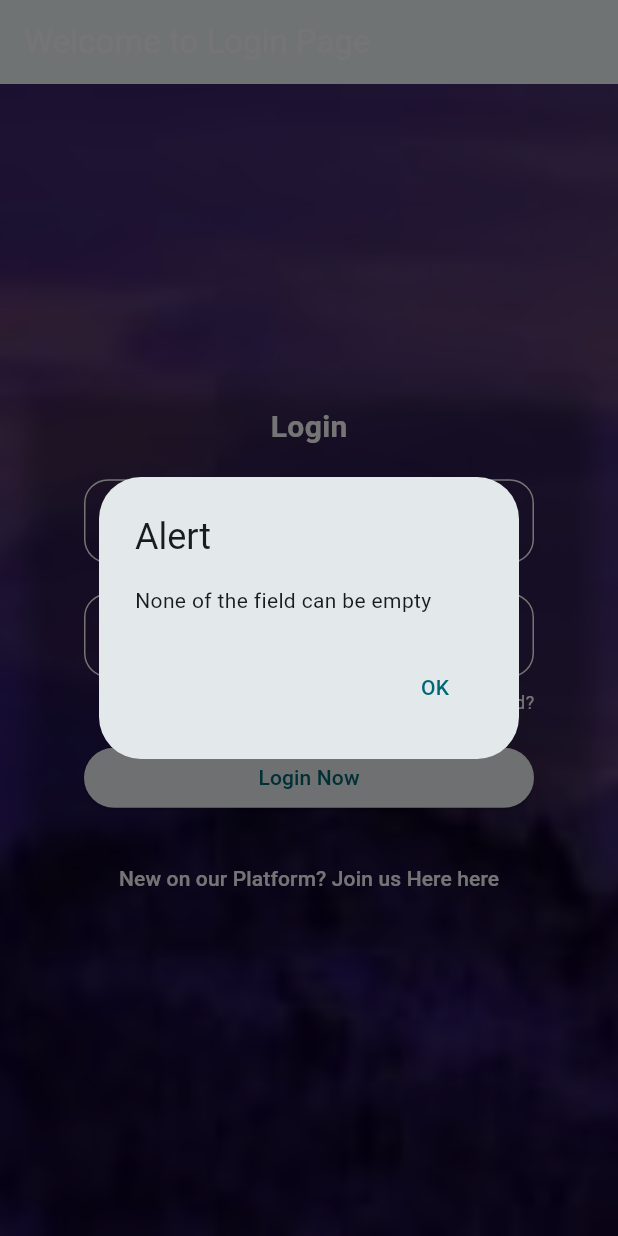
After one commit to khubaibhusain45/SignUp-UI-Flutter, a Flutter app: the screen it shows after launch, after a tap on "Already have an account? Login here", after a tap on "Login Now", on a phone screen of 412 x 824 dp. The commit adds this screen. Run offline on Flutter 3.47's test engine with Material 3 defaults, Android fonts, the phone set to English and light mode, and no system bars.

Commit message:
Release: v1.1.0

```diff
--- /dev/null
+++ b/lib/login_screen.dart
@@ -0,0 +1,187 @@
+import 'package:flutter/material.dart';
+import 'package:signup_ui/main.dart';
+
+var email = TextEditingController();
+var password = TextEditingController();
+
+class LoginScreen extends StatelessWidget {
+  const LoginScreen({super.key});
+
+  @override
+  Widget build(BuildContext context) {
+    return Scaffold(
+      appBar: AppBar(
+        title: const Text(
+          'Welcome to Login Page',
+          style: TextStyle(color: Colors.white),
+        ),
+      ),
+      body: Stack(
+        fit: StackFit.expand, // makes image cover entire screen
+        children: [
+          // Background Image
+          Image.asset(
+            'assets/images/m.jpg', // your image path
+            fit: BoxFit.cover, // scale image to cover
+          ),
+          // Semi-transparent overlay (optional, to make text more readable)
+          Container(color: Colors.black.withOpacity(0.4)),
+          // Main Login Card
+          Center(
+            child: Container(
+              height: 390,
+              width: 450,
+              margin: EdgeInsets.all(12),
+              child: Card(
+                elevation: 6,
+                color: Colors.transparent,
+                child: Column(
+                  mainAxisAlignment: MainAxisAlignment.center,
+                  children: [
+                    Text(
+                      "Login",
+                      style: TextStyle(
+                        fontSize: 20,
+                        fontWeight: FontWeight.bold,
+                        color: Colors.white,
+                      ),
+                    ),
+                    SizedBox(height: 20),
+                    Container(
+                      width: 300,
+                      child: TextField(
+                        style: TextStyle(color: Colors.white),
+                        decoration: InputDecoration(
+                          focusedBorder: OutlineInputBorder(
+                            borderRadius: BorderRadius.circular(16),
+                            borderSide: BorderSide(
+                              color: Colors.white,
+                              width: 4,
+                            ),
+                          ),
+                          enabledBorder: OutlineInputBorder(
+                            borderSide: BorderSide(
+                              color: Colors.white,
+                              width: 1,
+                            ),
+                            borderRadius: BorderRadius.circular(16),
+                          ),
+                          labelText: "Enter Email",
+                          labelStyle: TextStyle(color: Colors.white),
+                          suffixIconColor: Colors.white,
+                          suffixIcon: Icon(Icons.email),
+                        ),
+                        keyboardType: TextInputType.emailAddress,
+                        controller: email,
+                      ),
+                    ),
+                    SizedBox(height: 20),
+                    Container(
+                      width: 300,
+                      child: TextField(
+                        style: TextStyle(color: Colors.white),
+                        decoration: InputDecoration(
+                          focusedBorder: OutlineInputBorder(
+                            borderRadius: BorderRadius.circular(16),
+                            borderSide: BorderSide(
+                              color: Colors.white,
+                              width: 4,
+                            ),
+                          ),
+                          enabledBorder: OutlineInputBorder(
+                            borderSide: BorderSide(
+                              color: Colors.white,
+                              width: 1,
+                            ),
+                            borderRadius: BorderRadius.circular(16),
+                          ),
+                          labelText: "Password",
+                          labelStyle: TextStyle(color: Colors.white),
+                          suffixIconColor: Colors.white,
+                          suffixIcon: Icon(Icons.password),
+                        ),
+                        obscuringCharacter: '*',
+                        obscureText: true,
+                        controller: password,
+                      ),
+                    ),
+                    SizedBox(height: 8),
+                    Padding(
+                      padding: const EdgeInsets.only(left: 200),
+                      child: InkWell(
+                        child: Text(
+                          "Forgot Password?",
+                          style: TextStyle(fontSize: 12, color: Colors.white),
+                        ),
+                        onTap: () {},
+                      ),
+                    ),
+                    SizedBox(height: 18),
+                    Container(
+                      width: 300,
+                      child: ElevatedButton(
+                        onPressed: () {
+                          String mail = email.text.toString();
+                          String pass = password.text.toString();
+
+                          if (mail.isEmpty || pass.isEmpty) {
+                            showDialog(
+                              context: context,
+                              builder: (context) => AlertDialog(
+                                title: const Text('Alert'),
+                                content: const Text(
+                                  'None of the field can be empty',
+                                ),
+                                actions: [
+                                  TextButton(
+                                    onPressed: () => Navigator.pop(context),
+                                    child: const Text('OK'),
+                                  ),
+                                ],
+                              ),
+                            );
+                          } else {
+                            showDialog(
+                              context: context,
+                              builder: (context) => AlertDialog(
+                                title: const Text('Alert'),
+                                content: const Text('SignedIn Successfully'),
+                                actions: [
+                                  TextButton(
+                                    onPressed: () => Navigator.pop(context),
+                                    child: const Text('OK'),
+                                  ),
+                                ],
+                              ),
+                            );
+                          }
+                        },
+                        child: Text("Login Now"),
+                      ),
+                    ),
+                    SizedBox(height: 9),
+                    Container(
+                      padding: const EdgeInsets.only(top: 10),
+                      child: TextButton(
+                        onPressed: () {
+                          Navigator.pushReplacement(
+                            context,
+                            MaterialPageRoute(builder: (context) => Signup()),
+                          );
+                        },
+                        child: const Text(
+                          "New on our Platform? Join us Here here",
+                          style: TextStyle(color: Colors.white),
+                        ),
+                      ),
+                    ),
+                  ],
+                ),
+              ),
+            ),
+          ),
+        ],
+      ),
+    );
+  }
+}
--- a/lib/main.dart
+++ b/lib/main.dart
@@ -1,4 +1,6 @@
 import 'package:flutter/material.dart';
+
+import 'login_screen.dart';
 
 void main() {
   runApp(const MyApp());
@@ -16,7 +18,7 @@ class MyApp extends StatelessWidget {
         colorScheme: ColorScheme.fromSeed(seedColor: Colors.white),
         useMaterial3: true,
       ),
-      home: const HomeScreen(),
+      home: const Signup(),
     );
   }
 }
@@ -25,8 +27,8 @@ var emailId = TextEditingController();
 var password = TextEditingController();
 var cPassword = TextEditingController();
 
-class HomeScreen extends StatelessWidget {
-  const HomeScreen({super.key});
+class Signup extends StatelessWidget {
+  const Signup({super.key});
 
   @override
   Widget build(BuildContext context) {
@@ -208,6 +210,21 @@ class HomeScreen extends StatelessWidget {
                         ),
                       ),
                     ),
+                    Container(
+                      padding: const EdgeInsets.only(top: 10),
+                      child: TextButton(
+                        onPressed: () {
+                          Navigator.pushReplacement(
+                            context,
+                            MaterialPageRoute(builder: (context) => LoginScreen()),
+                          );
+                        },
+                        child: const Text(
+                          "Already have an account? Login here",
+                          style: TextStyle(color: Colors.white),
+                        ),
+                      ),
+                    ),
                   ],
                 ),
               ),
```
Also changed, not shown: 1 other file.
